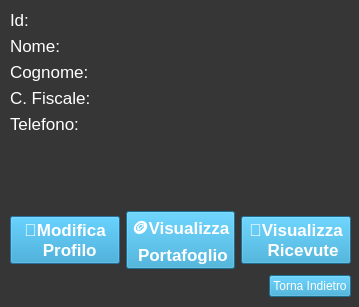
First picture: the form in Viste/Cliente/GUI/profilo.ui, repository GiulianiM/Noleggio, before the edit.
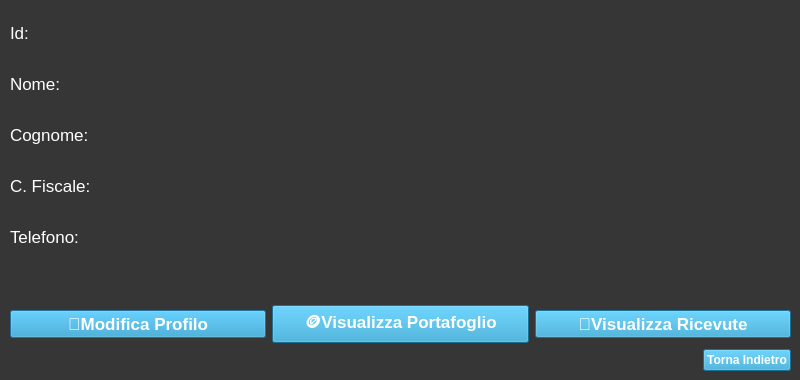
Second picture: the form after the edit. Icons and pictures are not drawn.

```diff
--- a/Viste/Cliente/GUI/profilo.ui
+++ b/Viste/Cliente/GUI/profilo.ui
@@ -6,14 +6,20 @@
    <rect>
     <x>0</x>
     <y>0</y>
-    <width>359</width>
-    <height>307</height>
+    <width>800</width>
+    <height>380</height>
    </rect>
   </property>
+  <property name="minimumSize">
+   <size>
+    <width>800</width>
+    <height>380</height>
+   </size>
+  </property>
   <property name="maximumSize">
    <size>
-    <width>640</width>
-    <height>360</height>
+    <width>800</width>
+    <height>380</height>
    </size>
   </property>
   <property name="windowTitle">
@@ -27,13 +33,13 @@
   <property name="styleSheet">
    <string notr="true">background-color: rgb(54, 54, 54);</string>
   </property>
-  <widget class="QWidget" name="">
+  <widget class="QWidget" name="layoutWidget">
    <property name="geometry">
     <rect>
      <x>10</x>
      <y>10</y>
-     <width>341</width>
-     <height>287</height>
+     <width>781</width>
+     <height>361</height>
     </rect>
    </property>
    <layout class="QGridLayout" name="gridLayout">
@@ -221,6 +227,9 @@
         <property name="orientation">
          <enum>Qt::Vertical</enum>
         </property>
+        <property name="sizeType">
+         <enum>QSizePolicy::Minimum</enum>
+        </property>
         <property name="sizeHint" stdset="0">
          <size>
           <width>20</width>
@@ -247,8 +256,7 @@
 </string>
           </property>
           <property name="text">
-           <string>🔧Modifica
-  Profilo</string>
+           <string>🔧Modifica Profilo</string>
           </property>
          </widget>
         </item>
@@ -265,8 +273,7 @@
 </string>
           </property>
           <property name="text">
-           <string>🪙Visualizza
- Portafoglio</string>
+           <string>🪙Visualizza Portafoglio</string>
           </property>
          </widget>
         </item>
@@ -283,8 +290,7 @@
 </string>
           </property>
           <property name="text">
-           <string>🧾Visualizza
-   Ricevute</string>
+           <string>🧾Visualizza Ricevute</string>
           </property>
          </widget>
         </item>
@@ -309,6 +315,11 @@
       </item>
       <item>
        <widget class="QPushButton" name="back_button">
+        <property name="font">
+         <font>
+          <bold>true</bold>
+         </font>
+        </property>
         <property name="styleSheet">
          <string notr="true">font-size:20; color:white;background-color:rgb(38, 157, 206)
 </string>
```
